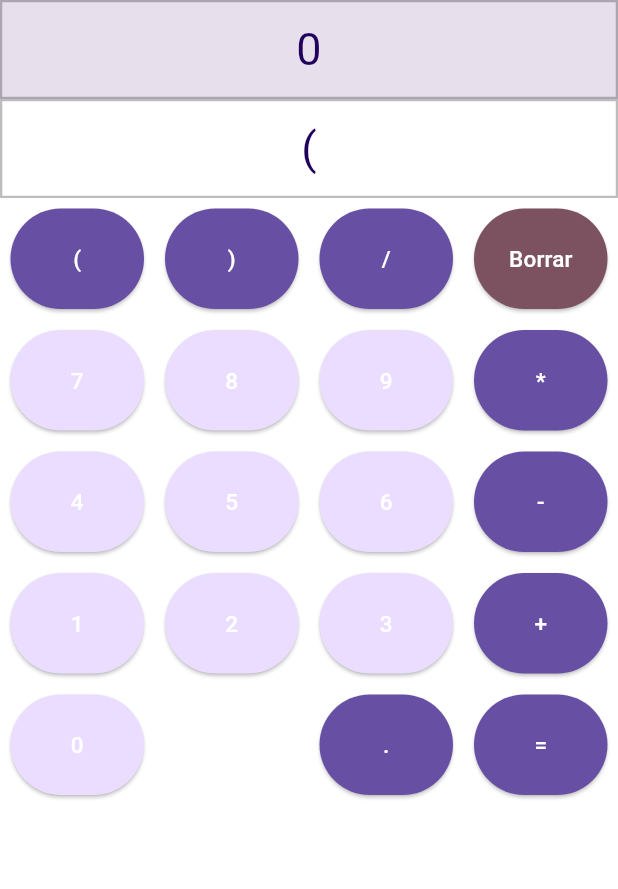
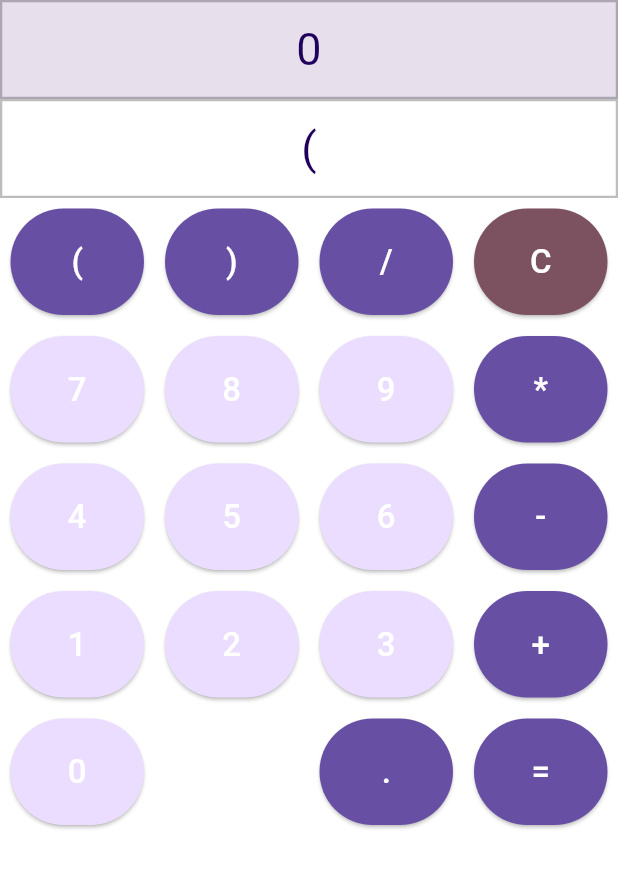
Before and after one commit to FrJ03/flutter-calculator, a Flutter app: the screen it shows after launch, after a tap on an icon or button, on a phone screen of 412 x 824 dp, the part 84-973 px from its top. Run offline on Flutter 3.47's test engine with Material 3 defaults, Android fonts, the phone set to English and light mode, and no system bars.

Commit message:
fix: adjust font size to improve visibility in calculator display

```diff
--- a/lib/main.dart
+++ b/lib/main.dart
@@ -37,7 +37,7 @@ class _CalculatorHomePageState extends State<CalculatorHomePage> {
   // Función para manejar la pulsación de los botones
   void buttonPressed(String value) {
     setState(() {
-      if (value == "Borrar") {
+      if (value == "C") {
         operation = '0';
         output = '0';
         operationView='0';
@@ -119,7 +119,7 @@ class _CalculatorHomePageState extends State<CalculatorHomePage> {
                         buildButton('(',Color(0xFF6750A4)),
                         buildButton(')',Color(0xFF6750A4)),
                         buildButton('/', Color(0xFF6750A4)),
-                        buildButton('Borrar',Color(0xFF7D5260))
+                        buildButton('C',Color(0xFF7D5260)),
                       ],
                     ),
                     TableRow(
@@ -171,13 +171,14 @@ class _CalculatorHomePageState extends State<CalculatorHomePage> {
       child: ElevatedButton(
         onPressed: () => buttonPressed(value),
         style: ElevatedButton.styleFrom(
+
           backgroundColor: color, // Color de fondo del botón
           foregroundColor: Colors.white, // Texto en blanco
-          padding: const EdgeInsets.all(23), // Ajuste de tamaño del botón
+          padding: const EdgeInsets.all(20)
         ),
         child: Text(
           value,
-          style: const TextStyle(fontSize: 15),
+          style: const TextStyle(fontSize:22),
         ),
       ),
     );
```
